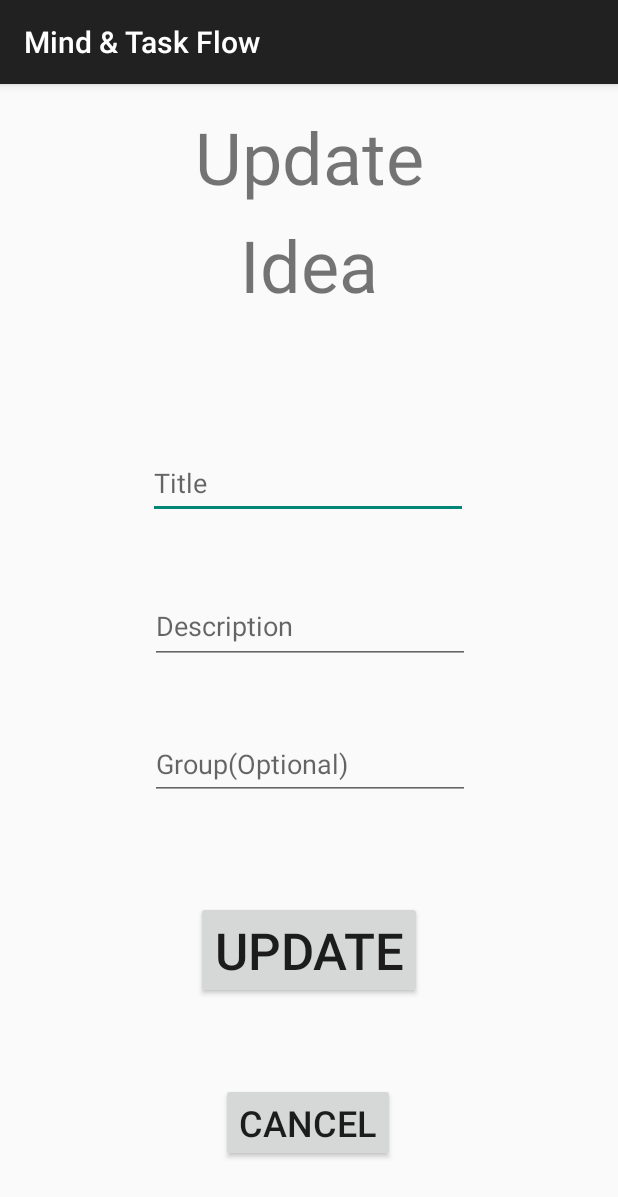
After one commit to L0rdxavi97/Mind-TaskFlow, an Android app: the modidea screen opened directly, with no data from a screen before it, on a phone screen of 412 x 824 dp. The commit adds this screen. Shown: the top 1197 px of the screen. Run offline under Robolectric (Android 15) with nearby library versions, the phone set to English and light mode, and no system bars; our stand-ins replace Volley; network calls fail.

Commit message:
implement mod idea commit

```diff
--- a/ProyectoMind&TaskFlow/app/src/main/AndroidManifest.xml
+++ b/ProyectoMind&TaskFlow/app/src/main/AndroidManifest.xml
@@ -22,6 +22,12 @@
         android:supportsRtl="true"
         android:theme="@style/Theme.AppCompat.DayNight.DarkActionBar"
         tools:targetApi="31">
+        <activity
+            android:name=".modtask"
+            android:exported="false" />
+        <activity
+            android:name=".modidea"
+            android:exported="false" />
         <activity
             android:name=".create_task"
             android:exported="false" />
--- /dev/null
+++ b/ProyectoMind&TaskFlow/app/src/main/java/com/example/proyectomindtaskflow/modidea.java
@@ -0,0 +1,84 @@
+package com.example.proyectomindtaskflow;
+
+import android.content.Context;
+import android.content.Intent;
+import android.content.SharedPreferences;
+import android.content.pm.ActivityInfo;
+import android.os.Bundle;
+import android.view.View;
+import android.widget.Button;
+import android.widget.EditText;
+
+import androidx.activity.EdgeToEdge;
+import androidx.appcompat.app.AppCompatActivity;
+import androidx.core.graphics.Insets;
+import androidx.core.view.ViewCompat;
+import androidx.core.view.WindowInsetsCompat;
+
+public class modidea extends AppCompatActivity {
+
+    public EditText titulo,descripcion,grupo;
+    private static final String PREFS_NAME = "MyPrefsFile";
+    public Button boton,btncan;
+
+    @Override
+    protected void onCreate(Bundle savedInstanceState) {
+        setRequestedOrientation(ActivityInfo.SCREEN_ORIENTATION_PORTRAIT);
+        super.onCreate(savedInstanceState);
+        setContentView(R.layout.activity_modidea);
+
+        ManejadorBDTablas manejadorBDTablas= ManejadorBDTablas.getInstance(getApplicationContext());
+        titulo=findViewById(R.id.ntitleidea);
+        descripcion=findViewById(R.id.ndescriptionidea);
+        grupo=findViewById(R.id.ngroupidea);
+        int id=getint(this,"id",0);
+        String titu=gettext(this,"titulo","");
+        String desc=gettext(this,"descripcion","");
+        String grop=gettext(this,"grupo","");
+        titulo.setText(titu);
+        descripcion.setText(desc);
+        grupo.setText(grop);
+        boton=findViewById(R.id.updideabtn);
+        btncan=findViewById(R.id.canupdideabtn);
+        boton.setOnClickListener(new View.OnClickListener() {
+            @Override
+            public void onClick(View v) {
+                String tit=titulo.getText().toString();
+                String d=descripcion.getText().toString();
+                String g=grupo.getText().toString();
+
+
+                if(tit!="" && d!=""){
+                    manejadorBDTablas.modidea(tit,d,g,id);
+                    intento();
+                }else{
+                    System.out.println("Titulo y descripcion son obligatorios");
+                }
+            }
+        });
+
+        btncan.setOnClickListener(new View.OnClickListener() {
+            @Override
+            public void onClick(View v) {
+                intento();
+            }
+        });
+
+    }
+
+    public static int getint(Context context, String key, int defaultValue) {
+        SharedPreferences sharedPreferences = context.getSharedPreferences(PREFS_NAME, Context.MODE_PRIVATE);
+        return sharedPreferences.getInt(key, defaultValue);
+    }
+
+    public static String gettext(Context context, String key, String defaultValue) {
+        SharedPreferences sharedPreferences = context.getSharedPreferences(PREFS_NAME, Context.MODE_PRIVATE);
+        return sharedPreferences.getString(key, defaultValue);
+    }
+
+    public void intento() {
+        Intent intent = new Intent(this, listactivity.class);
+        intent.addFlags(Intent.FLAG_ACTIVITY_REORDER_TO_FRONT);
+        startActivity(intent);
+    }
+}
--- /dev/null
+++ b/ProyectoMind&TaskFlow/app/src/main/res/layout/activity_modidea.xml
@@ -0,0 +1,105 @@
+<?xml version="1.0" encoding="utf-8"?>
+<androidx.constraintlayout.widget.ConstraintLayout xmlns:android="http://schemas.android.com/apk/res/android"
+    xmlns:app="http://schemas.android.com/apk/res-auto"
+    xmlns:tools="http://schemas.android.com/tools"
+    android:id="@+id/main"
+    android:layout_width="match_parent"
+    android:layout_height="match_parent"
+    tools:context=".modidea">
+
+    <TextView
+        android:id="@+id/textView"
+        android:layout_width="107dp"
+        android:layout_height="69dp"
+        android:text="@string/mind"
+        android:textAlignment="center"
+        android:textSize="48sp"
+        app:layout_constraintBottom_toBottomOf="parent"
+        app:layout_constraintEnd_toEndOf="parent"
+        app:layout_constraintStart_toStartOf="parent"
+        app:layout_constraintTop_toTopOf="parent"
+        app:layout_constraintVertical_bias="0.126" />
+
+    <TextView
+        android:id="@+id/textView2"
+        android:layout_width="wrap_content"
+        android:layout_height="wrap_content"
+        android:text="@string/upd"
+        android:textSize="48sp"
+        app:layout_constraintBottom_toBottomOf="parent"
+        app:layout_constraintEnd_toEndOf="parent"
+        app:layout_constraintStart_toStartOf="parent"
+        app:layout_constraintTop_toTopOf="parent"
+        app:layout_constraintVertical_bias="0.023" />
+
+    <EditText
+        android:id="@+id/ntitleidea"
+        android:layout_width="wrap_content"
+        android:layout_height="wrap_content"
+        android:ems="10"
+        android:hint="@string/tit"
+        android:inputType="text"
+        android:minHeight="48dp"
+        app:layout_constraintBottom_toBottomOf="parent"
+        app:layout_constraintEnd_toEndOf="parent"
+        app:layout_constraintHorizontal_bias="0.497"
+        app:layout_constraintStart_toStartOf="parent"
+        app:layout_constraintTop_toTopOf="parent"
+        app:layout_constraintVertical_bias="0.336" />
+
+    <EditText
+        android:id="@+id/ngroupidea"
+        android:layout_width="wrap_content"
+        android:layout_height="wrap_content"
+        android:ems="10"
+        android:hint="@string/grp"
+        android:inputType="text"
+        android:minHeight="48dp"
+        app:layout_constraintBottom_toBottomOf="parent"
+        app:layout_constraintEnd_toEndOf="parent"
+        app:layout_constraintHorizontal_bias="0.502"
+        app:layout_constraintStart_toStartOf="parent"
+        app:layout_constraintTop_toTopOf="parent"
+        app:layout_constraintVertical_bias="0.596" />
+
+    <EditText
+        android:id="@+id/ndescriptionidea"
+        android:layout_width="wrap_content"
+        android:layout_height="wrap_content"
+        android:ems="10"
+        android:gravity="start|top"
+        android:hint="@string/desc"
+        android:inputType="textMultiLine"
+        android:minHeight="48dp"
+        app:layout_constraintBottom_toBottomOf="parent"
+        app:layout_constraintEnd_toEndOf="parent"
+        app:layout_constraintHorizontal_bias="0.502"
+        app:layout_constraintStart_toStartOf="parent"
+        app:layout_constraintTop_toTopOf="parent"
+        app:layout_constraintVertical_bias="0.47" />
+
+    <Button
+        android:id="@+id/updideabtn"
+        android:layout_width="wrap_content"
+        android:layout_height="wrap_content"
+        android:text="@string/upd"
+        android:textSize="34sp"
+        app:layout_constraintBottom_toBottomOf="parent"
+        app:layout_constraintEnd_toEndOf="parent"
+        app:layout_constraintStart_toStartOf="parent"
+        app:layout_constraintTop_toTopOf="parent"
+        app:layout_constraintVertical_bias="0.775" />
+
+    <Button
+        android:id="@+id/canupdideabtn"
+        android:layout_width="wrap_content"
+        android:layout_height="wrap_content"
+        android:text="@string/cancel"
+        android:textSize="24sp"
+        app:layout_constraintBottom_toBottomOf="parent"
+        app:layout_constraintEnd_toEndOf="parent"
+        app:layout_constraintHorizontal_bias="0.498"
+        app:layout_constraintStart_toStartOf="parent"
+        app:layout_constraintTop_toTopOf="parent"
+        app:layout_constraintVertical_bias="0.931" />
+</androidx.constraintlayout.widget.ConstraintLayout>
--- a/ProyectoMind&TaskFlow/app/src/main/res/values/strings.xml
+++ b/ProyectoMind&TaskFlow/app/src/main/res/values/strings.xml
@@ -14,4 +14,5 @@
     <string name="prit">Priority</string>
     <string name="hint">Hint</string>
     <string name="cancel">Cancel</string>
+    <string name="upd">Update</string>
 </resources>
```
Also changed, not shown: ProyectoMind&TaskFlow/app/src/main/java/com/example/proyectomindtaskflow/ManejadorBDTablas.java (+114 -61 lines), ProyectoMind&TaskFlow/app/src/main/java/com/example/proyectomindtaskflow/listactivity.java (+58 -0 lines), ProyectoMind&TaskFlow/app/src/main/java/com/example/proyectomindtaskflow/modtask.java (added, +46 -0 lines), ProyectoMind&TaskFlow/app/src/main/res/layout/activity_modtask.xml (added, +10 -0 lines).
